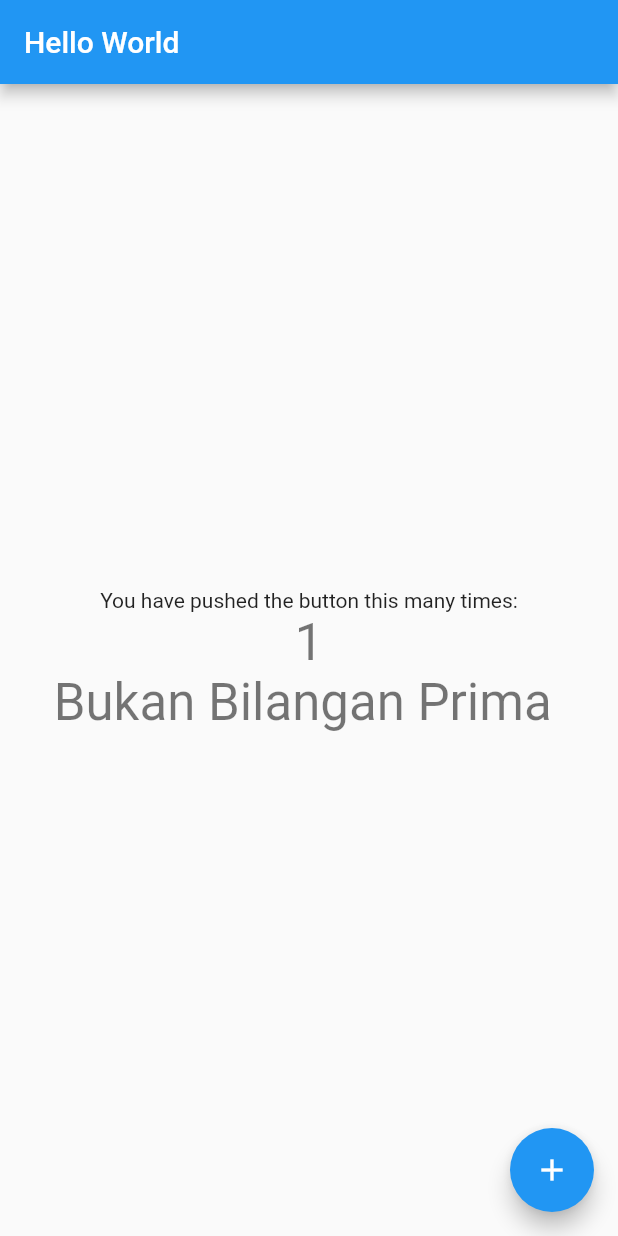
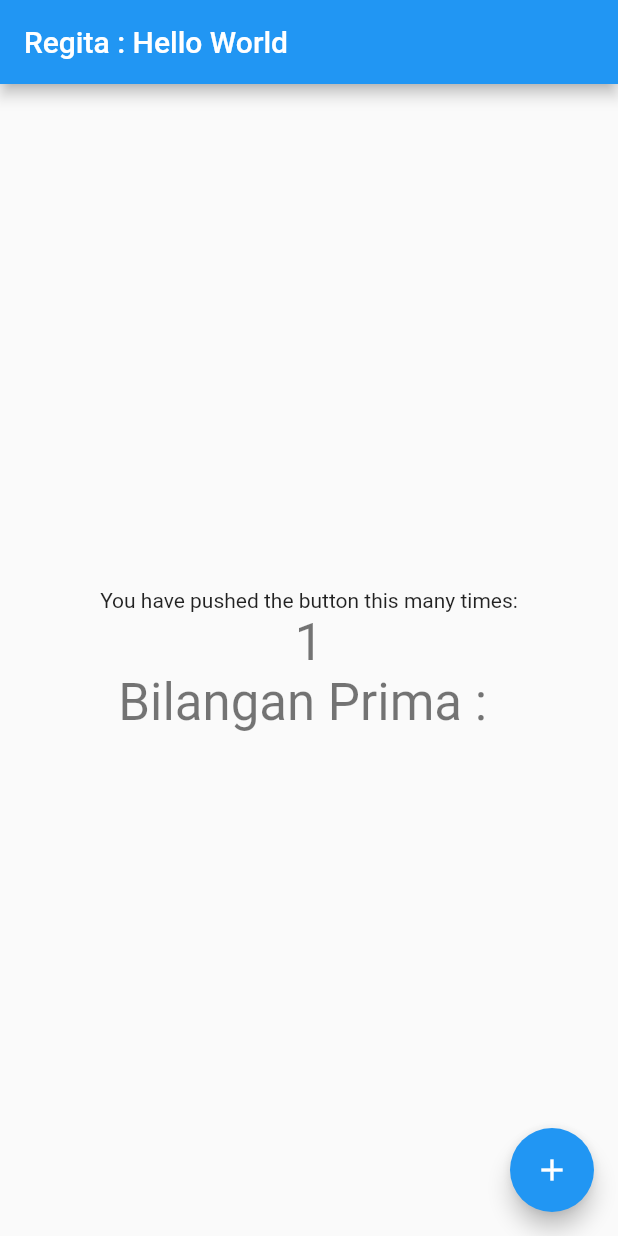
Before and after one commit to regitarahma18/mobileproject, a Flutter app: the screen it shows after launch, after a tap on the "add" icon, on a phone screen of 412 x 824 dp. Run offline on Flutter 3.47's test engine with Material 2 defaults, Android fonts, the phone set to English and light mode, and no system bars.

Commit message:
update bil prima

```diff
--- a/lib/main.dart
+++ b/lib/main.dart
@@ -16,7 +16,7 @@ class MyApp extends StatelessWidget {
 
         primarySwatch: Colors.blue,
       ),
-      home: const MyHomePage(title: 'Hello World'),
+      home: const MyHomePage(title: 'Regita : Hello World'),
     );
   }
 }
@@ -112,21 +112,29 @@ class _MyHomePageState extends State<MyHomePage> {
     setState(() {
       //Tugas
       _counter++;
+      int a = 0;
       if(_counter>50){
-        _counter = 0;
+        _counter = 1;
       }
-        int a = 0;
-        for (int i = 1; i <= _counter; i++) {
-          if (_counter % i == 0) {
-            a++;
+      _text = "Bilangan Prima : ";
+        for (int i = 2; i <= _counter; i++) {
+          //if (_counter % i == 0) {
+          a = 0;
+          for (int j = 1; j <= i; j++) {
+            if (i % j == 0) {
+              a++;
+            }
           }
-          if(a == 2){
-            _text = "Bilangan Prima ";
+          if (a == 2) {
+            //print(i);
+            _text += '${i}, ';
           }
-          else{
-            _text = "Bukan Bilangan Prima ";
-          }
-          }
+
+            // else{
+            //   _text = "Bukan Bilangan Prima ";
+            // }
+
+        }
     });
   }
 
```
